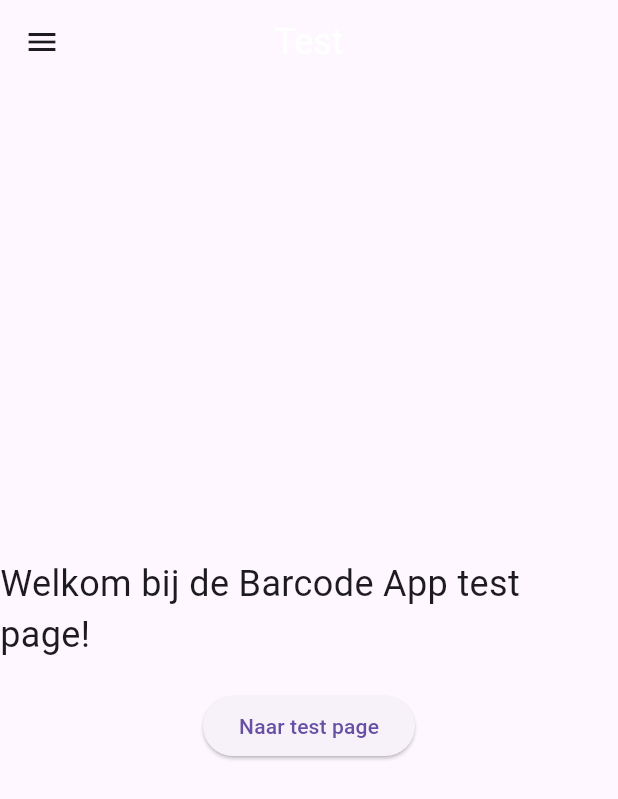
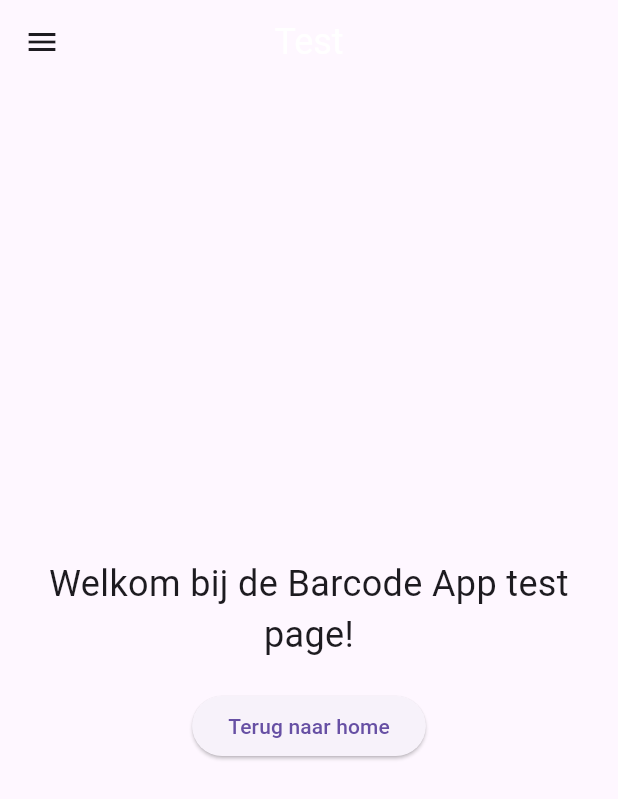
Before and after one commit to loek08/app, a Flutter app: the Test screen opened by its route, on a phone screen of 412 x 824 dp. Shown: the top 799 px of the screen. Run offline on Flutter 3.47's test engine with Material 3 defaults, Android fonts, the light colour scheme and no system bars; our stand-ins replace shared_preferences; missing offline and left inert: barcode_scan2; accounts and stored records are empty.

Commit message:
bs mooier gemaakt

```diff
--- a/lib/bs.dart
+++ b/lib/bs.dart
@@ -30,7 +30,7 @@ class _Test extends State<Test> {
               ),
               child: Text(
                 'menu',
-                style: TextStyle(fontSize: 24, color: Colors.white),
+                style: TextStyle(fontSize: 24, color: Colors.black),
               ),
             ),
             ListTile(
@@ -85,14 +85,15 @@ class _Test extends State<Test> {
             Text(
               'Welkom bij de Barcode App test page!',
               style: TextStyle(fontSize: 24),
+              textAlign: TextAlign.center,
             ),
             SizedBox(height: 20),
             ElevatedButton(
               onPressed: () {
-                Navigator.pushNamed(context, '/bs');
+                Navigator.pop(context, '/');
               },
-              child: Text('Naar test page'),
-            )
+              child: Text('Terug naar home'),
+            ),
           ],
         ),
       ),
```
